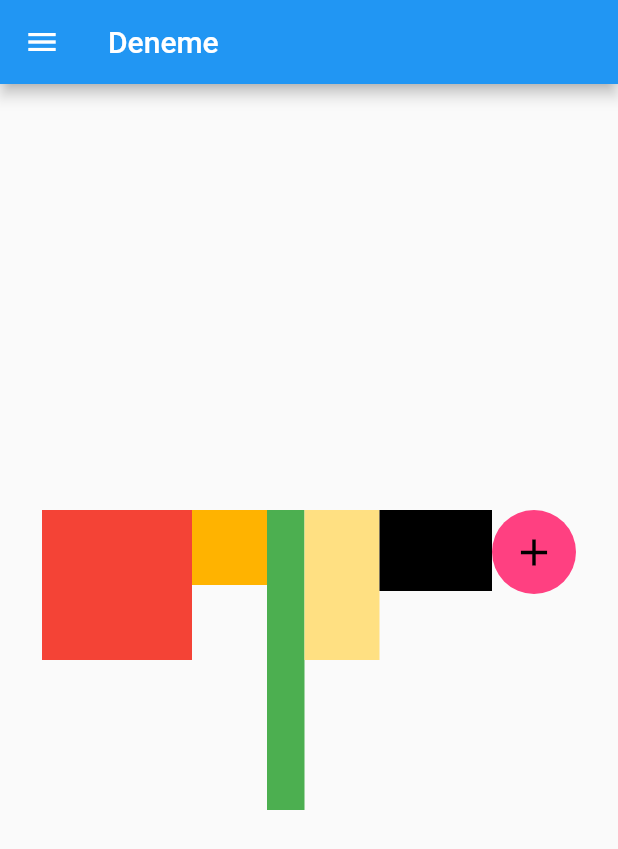
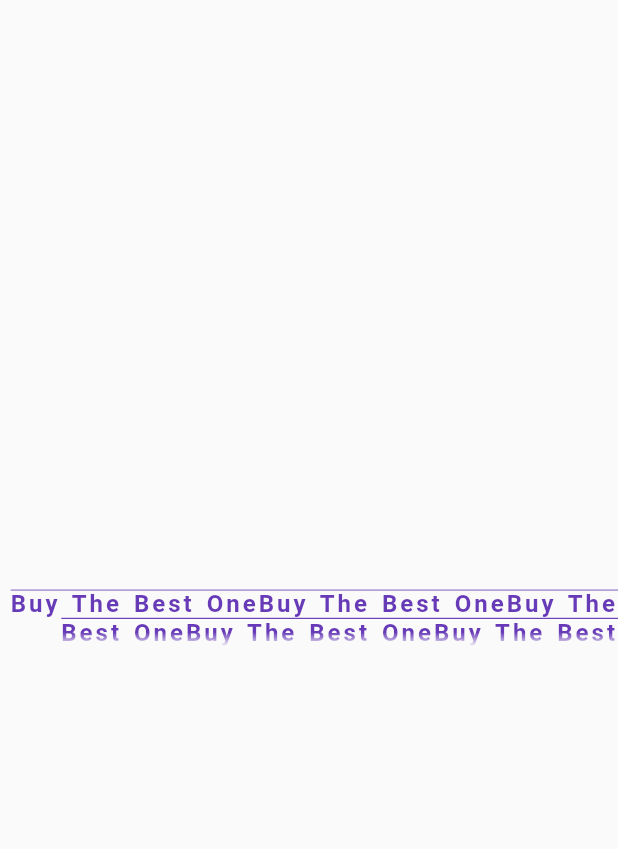
Before and after one commit to Prometya/Flutter-Ders, a Flutter app: the screen it shows after launch, on a phone screen of 412 x 824 dp. Shown: the top 849 px of the screen. Run offline on Flutter 3.47's test engine with Material 2 defaults, Android fonts, the phone set to English and light mode, and no system bars.

Commit message:
View kullanarak Text eğitimine başladım 16.11.22

```diff
--- /dev/null
+++ b/lib/100/text_learn.dart
@@ -0,0 +1,26 @@
+import 'package:flutter/material.dart';
+
+class TextLearnView extends StatelessWidget {
+  const TextLearnView({Key? key}) : super(key: key);
+
+  @override
+  Widget build(BuildContext context) {
+    return Scaffold(
+      body: Center(
+        child: Text(
+          ("Buy The Best One" * 10),
+          maxLines: 2,
+          overflow: TextOverflow.fade,
+          textAlign: TextAlign.right,
+          style: TextStyle(
+              wordSpacing: 2,
+              fontSize: 16,
+              decoration: TextDecoration.overline,
+              color: Colors.deepPurple,
+              letterSpacing: 2,
+              fontWeight: FontWeight.w600),
+        ),
+      ),
+    );
+  }
+}
--- a/lib/main.dart
+++ b/lib/main.dart
@@ -1,7 +1,9 @@
 import 'package:flutter/material.dart';
+import 'package:untitled1/100/text_learn.dart';
 
 //Veli babaaaaaa BÜYÜKSÜN :)
-//Bu sefer olacak İnşallah. Sen beni bıraksan da ben seni bu sefer bırakmayacağım FLutter
+//Bu sefer olacak İnşallah. Sen beni bıraksan da ben seni bu sefer
+// bırakmayacağım Flutter
 void main() {
   runApp(const MyApp());
 }
@@ -17,86 +19,86 @@ class MyApp extends StatelessWidget {
       theme: ThemeData(
         primarySwatch: Colors.blue,
       ),
-      home: const MyHomePage(title: 'Flutter Demo Home Page'),
+      home: TextLearnView(),
     );
   }
 }
 
-class MyHomePage extends StatefulWidget {
-  const MyHomePage({super.key, required this.title});
-  final String title;
-  final String baba = "Ali";
-  @override
-  State<MyHomePage> createState() => _MyHomePageState();
-}
-
-class _MyHomePageState extends State<MyHomePage> {
-  @override
-  Widget build(BuildContext context) {
-    return Scaffold(
-      appBar: AppBar(
-        title: Text("Deneme"),
-      ),
-      drawer: Drawer(
-        child: ListView(
-          padding: EdgeInsets.zero,
-          children: const <Widget>[
-            DrawerHeader(
-              decoration: BoxDecoration(
-                color: Colors.blue,
-              ),
-              child: Text(
-                'Drawer Header',
-                style: TextStyle(
-                  color: Colors.white,
-                  fontSize: 24,
-                ),
-              ),
-            ),
-            ListTile(
-              leading: Icon(Icons.message),
-              title: Text('Mesajlar'),
-            ),
-            ListTile(
-              leading: Icon(Icons.account_circle),
-              title: Text('Profile'),
-            ),
-            ListTile(
-              leading: Icon(Icons.settings),
-              title: Text('Settings'),
-            ),
-          ],
-        ),
-      ),
-      body: Center(
-        child: Row(
-          mainAxisAlignment: MainAxisAlignment.center,
-          crossAxisAlignment: CrossAxisAlignment.start,
-          children: <Widget>[
-            Container(width: 100, height: 100, color: Colors.red),
-            Container(width: 50, height: 50, color: Colors.amber[600]),
-            Container(width: 25, height: 200, color: Colors.green),
-            Container(width: 50, height: 100, color: Colors.amber[200]),
-            Container(
-              width: 75,
-              height: 54,
-              color: Colors.black,
-            ),
-            FloatingActionButton(
-              backgroundColor: Colors.pinkAccent,
-              elevation: 0,
-              heroTag: const Text('btn1'),
-              tooltip: 'Aumentar',
-              child: const Icon(
-                Icons.add,
-                color: Colors.black,
-                size: 30,
-              ),
-              onPressed: () {},
-            ),
-          ],
-        ),
-      ),
-    );
-  }
-}
+// class MyHomePage extends StatefulWidget {
+//   const MyHomePage({super.key, required this.title});
+//   final String title;
+//   final String baba = "Ali";
+//   @override
+//   State<MyHomePage> createState() => _MyHomePageState();
+// }
+//
+// class _MyHomePageState extends State<MyHomePage> {
+//   @override
+//   Widget build(BuildContext context) {
+//     return Scaffold(
+//       appBar: AppBar(
+//         title: Text("Deneme"),
+//       ),
+//       drawer: Drawer(
+//         child: ListView(
+//           padding: EdgeInsets.zero,
+//           children: const <Widget>[
+//             DrawerHeader(
+//               decoration: BoxDecoration(
+//                 color: Colors.blue,
+//               ),
+//               child: Text(
+//                 'Drawer Header',
+//                 style: TextStyle(
+//                   color: Colors.white,
+//                   fontSize: 24,
+//                 ),
+//               ),
+//             ),
+//             ListTile(
+//               leading: Icon(Icons.message),
+//               title: Text('Mesajlar'),
+//             ),
+//             ListTile(
+//               leading: Icon(Icons.account_circle),
+//               title: Text('Profile'),
+//             ),
+//             ListTile(
+//               leading: Icon(Icons.settings),
+//               title: Text('Settings'),
+//             ),
+//           ],
+//         ),
+//       ),
+//       body: Center(
+//         child: Row(
+//           mainAxisAlignment: MainAxisAlignment.center,
+//           crossAxisAlignment: CrossAxisAlignment.start,
+//           children: <Widget>[
+//             Container(width: 100, height: 100, color: Colors.red),
+//             Container(width: 50, height: 50, color: Colors.amber[600]),
+//             Container(width: 25, height: 200, color: Colors.green),
+//             Container(width: 50, height: 100, color: Colors.amber[200]),
+//             Container(
+//               width: 75,
+//               height: 54,
+//               color: Colors.black,
+//             ),
+//             FloatingActionButton(
+//               backgroundColor: Colors.pinkAccent,
+//               elevation: 0,
+//               heroTag: const Text('btn1'),
+//               tooltip: 'Aumentar',
+//               child: const Icon(
+//                 Icons.add,
+//                 color: Colors.black,
+//                 size: 30,
+//               ),
+//               onPressed: () {},
+//             ),
+//           ],
+//         ),
+//       ),
+//     );
+//   }
+// }
```
